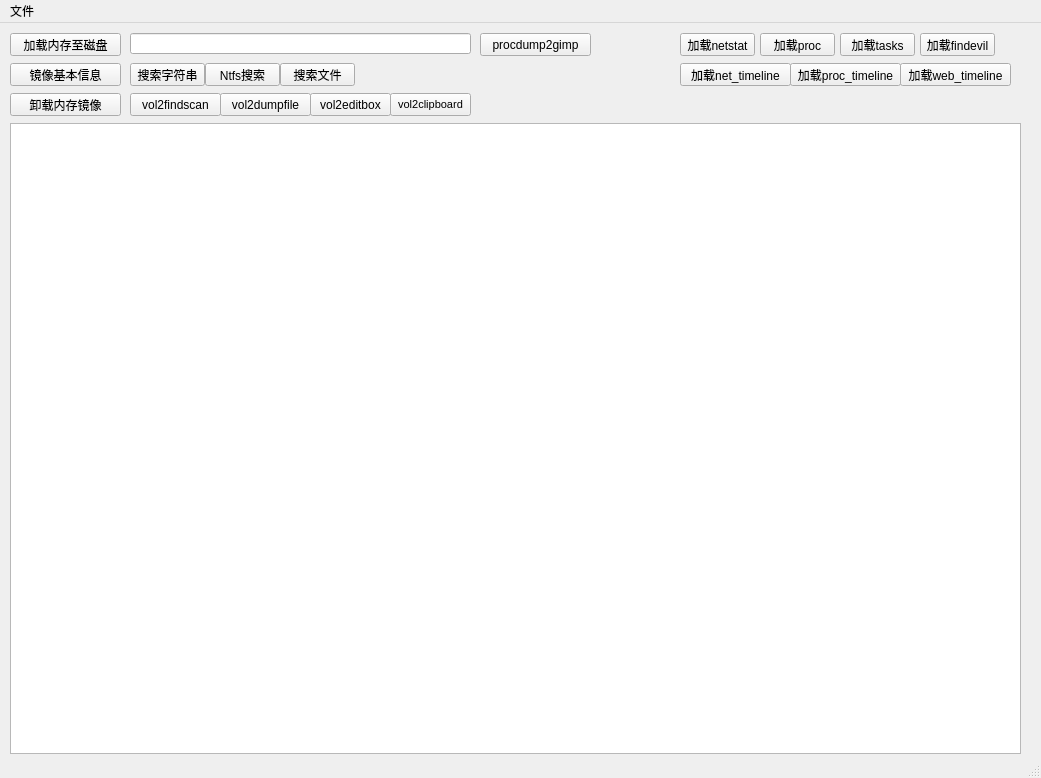
Qt form Lovelymem.ui (Tokeii0/LovelyMem) before a commit.
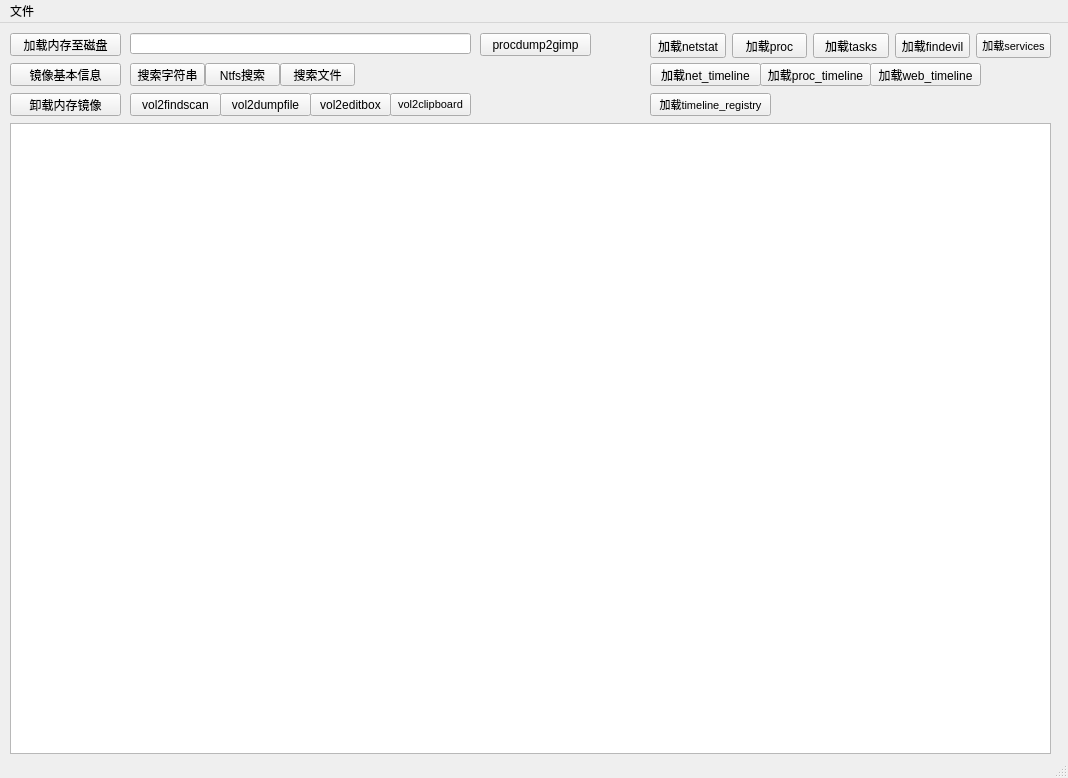
The same form after that commit.

Commit message: 新增加载services，注册表时间线

Diff of the .ui file:
```diff
--- a/Lovelymem.ui
+++ b/Lovelymem.ui
@@ -6,7 +6,7 @@
    <rect>
     <x>0</x>
     <y>0</y>
-    <width>1041</width>
+    <width>1068</width>
     <height>778</height>
    </rect>
   </property>
@@ -45,7 +45,7 @@
      <rect>
       <x>10</x>
       <y>100</y>
-      <width>1011</width>
+      <width>1041</width>
       <height>631</height>
      </rect>
     </property>
@@ -94,23 +94,10 @@
      <string/>
     </property>
    </widget>
-   <widget class="QPushButton" name="pushButton_load_netstat">
-    <property name="geometry">
-     <rect>
-      <x>680</x>
-      <y>10</y>
-      <width>75</width>
-      <height>23</height>
-     </rect>
-    </property>
-    <property name="text">
-     <string>加载netstat</string>
-    </property>
-   </widget>
    <widget class="QPushButton" name="pushButton_load_netstat_timeline">
     <property name="geometry">
      <rect>
-      <x>680</x>
+      <x>650</x>
       <y>40</y>
       <width>111</width>
       <height>23</height>
@@ -123,59 +110,20 @@
    <widget class="QPushButton" name="pushButton_load_proc_timeline">
     <property name="geometry">
      <rect>
-      <x>790</x>
-      <y>40</y>
-      <width>111</width>
-      <height>23</height>
-     </rect>
-    </property>
-    <property name="text">
-     <string>加载proc_timeline</string>
-    </property>
-   </widget>
-   <widget class="QPushButton" name="pushButton_load_proc">
-    <property name="geometry">
-     <rect>
       <x>760</x>
-      <y>10</y>
-      <width>75</width>
+      <y>40</y>
+      <width>111</width>
       <height>23</height>
      </rect>
     </property>
     <property name="text">
-     <string>加载proc</string>
-    </property>
-   </widget>
-   <widget class="QPushButton" name="pushButton_load_tasks">
-    <property name="geometry">
-     <rect>
-      <x>840</x>
-      <y>10</y>
-      <width>75</width>
-      <height>23</height>
-     </rect>
-    </property>
-    <property name="text">
-     <string>加载tasks</string>
-    </property>
-   </widget>
-   <widget class="QPushButton" name="pushButton_load_findevil">
-    <property name="geometry">
-     <rect>
-      <x>920</x>
-      <y>10</y>
-      <width>75</width>
-      <height>23</height>
-     </rect>
-    </property>
-    <property name="text">
-     <string>加载findevil</string>
+     <string>加载proc_timeline</string>
     </property>
    </widget>
    <widget class="QPushButton" name="pushButton_load_web_timeline">
     <property name="geometry">
      <rect>
-      <x>900</x>
+      <x>870</x>
       <y>40</y>
       <width>111</width>
       <height>23</height>
@@ -297,13 +245,83 @@
      <string>vol2clipboard</string>
     </property>
    </widget>
+   <widget class="QPushButton" name="pushButton_load_timeline_registry">
+    <property name="geometry">
+     <rect>
+      <x>650</x>
+      <y>70</y>
+      <width>121</width>
+      <height>23</height>
+     </rect>
+    </property>
+    <property name="font">
+     <font>
+      <pointsize>8</pointsize>
+     </font>
+    </property>
+    <property name="text">
+     <string>加载timeline_registry</string>
+    </property>
+   </widget>
+   <widget class="QWidget" name="">
+    <property name="geometry">
+     <rect>
+      <x>650</x>
+      <y>10</y>
+      <width>401</width>
+      <height>25</height>
+     </rect>
+    </property>
+    <layout class="QHBoxLayout" name="horizontalLayout">
+     <item>
+      <widget class="QPushButton" name="pushButton_load_netstat">
+       <property name="text">
+        <string>加载netstat</string>
+       </property>
+      </widget>
+     </item>
+     <item>
+      <widget class="QPushButton" name="pushButton_load_proc">
+       <property name="text">
+        <string>加载proc</string>
+       </property>
+      </widget>
+     </item>
+     <item>
+      <widget class="QPushButton" name="pushButton_load_tasks">
+       <property name="text">
+        <string>加载tasks</string>
+       </property>
+      </widget>
+     </item>
+     <item>
+      <widget class="QPushButton" name="pushButton_load_findevil">
+       <property name="text">
+        <string>加载findevil</string>
+       </property>
+      </widget>
+     </item>
+     <item>
+      <widget class="QPushButton" name="pushButton_services">
+       <property name="font">
+        <font>
+         <pointsize>8</pointsize>
+        </font>
+       </property>
+       <property name="text">
+        <string>加载services</string>
+       </property>
+      </widget>
+     </item>
+    </layout>
+   </widget>
   </widget>
   <widget class="QMenuBar" name="menubar">
    <property name="geometry">
     <rect>
      <x>0</x>
      <y>0</y>
-     <width>1041</width>
+     <width>1068</width>
      <height>21</height>
     </rect>
    </property>
```
The commit also changes 2 other files.
